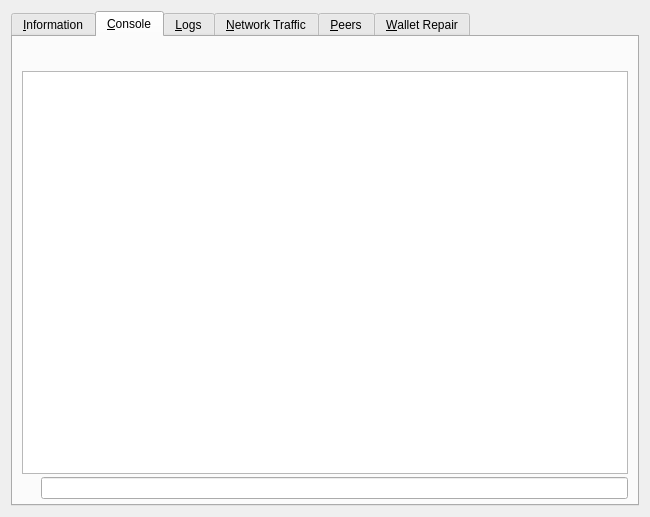
Above: src/qt/forms/rpcconsole.ui from ZENZO-Ecosystem/ZENZO-Core-Archive before the change. Below: the same form after it.
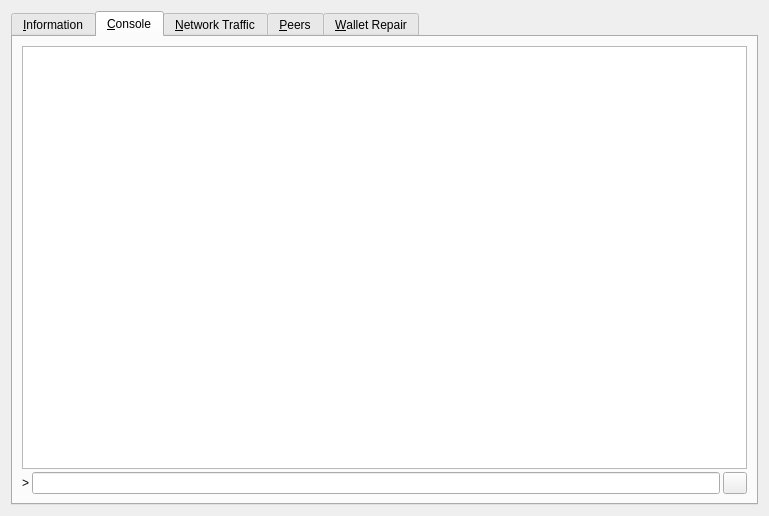
That is the form after the change. The open tabs and pages were chosen to show the change. Icons and pictures are not drawn. Custom widgets are drawn as their Qt base class.

What changed in the file:
```diff
--- a/src/qt/forms/rpcconsole.ui
+++ b/src/qt/forms/rpcconsole.ui
@@ -1,13 +1,13 @@
 <?xml version="1.0" encoding="UTF-8"?>
 <ui version="4.0">
  <class>RPCConsole</class>
- <widget class="QWidget" name="RPCConsole">
+ <widget class="QDialog" name="RPCConsole">
   <property name="geometry">
    <rect>
     <x>0</x>
     <y>0</y>
-    <width>650</width>
-    <height>517</height>
+    <width>769</width>
+    <height>516</height>
    </rect>
   </property>
   <property name="windowTitle">
@@ -377,90 +377,39 @@
        <property name="spacing">
         <number>3</number>
        </property>
-       <property name="bottomMargin">
-        <number>5</number>
-       </property>
+       <item>
+        <widget class="QTextEdit" name="messagesWidget">
+         <property name="minimumSize">
+          <size>
+           <width>0</width>
+           <height>100</height>
+          </size>
+         </property>
+         <property name="readOnly">
+          <bool>true</bool>
+         </property>
+         <property name="tabKeyNavigation" stdset="0">
+          <bool>false</bool>
+         </property>
+         <property name="columnCount" stdset="0">
+          <number>2</number>
+         </property>
+        </widget>
+       </item>
        <item>
         <layout class="QHBoxLayout" name="horizontalLayout">
          <property name="spacing">
-          <number>4</number>
+          <number>3</number>
          </property>
          <item>
-          <spacer name="horizontalSpacer">
-           <property name="orientation">
-            <enum>Qt::Horizontal</enum>
-           </property>
-           <property name="sizeHint" stdset="0">
-            <size>
-             <width>40</width>
-             <height>20</height>
-            </size>
-           </property>
-          </spacer>
-         </item>
-         <item>
-          <widget class="QPushButton" name="fontSmallerButton">
-           <property name="maximumSize">
-            <size>
-             <width>24</width>
-             <height>24</height>
-            </size>
-           </property>
-           <property name="toolTip">
-            <string>Decrease font size</string>
-           </property>
+          <widget class="QLabel" name="label">
            <property name="text">
-            <string/>
+            <string notr="true">&gt;</string>
            </property>
-           <property name="icon">
-            <iconset resource="../zenzo.qrc">
-             <normaloff>:/icons/fontsmaller</normaloff>:/icons/fontsmaller</iconset>
-           </property>
-           <property name="iconSize">
-            <size>
-             <width>24</width>
-             <height>16</height>
-            </size>
-           </property>
-           <property name="autoDefault">
-            <bool>false</bool>
-           </property>
-           <property name="flat">
-            <bool>true</bool>
-           </property>
           </widget>
          </item>
          <item>
-          <widget class="QPushButton" name="fontBiggerButton">
-           <property name="maximumSize">
-            <size>
-             <width>24</width>
-             <height>24</height>
-            </size>
-           </property>
-           <property name="toolTip">
-            <string>Increase font size</string>
-           </property>
-           <property name="text">
-            <string/>
-           </property>
-           <property name="icon">
-            <iconset resource="../zenzo.qrc">
-             <normaloff>:/icons/fontbigger</normaloff>:/icons/fontbigger</iconset>
-           </property>
-           <property name="iconSize">
-            <size>
-             <width>24</width>
-             <height>16</height>
-            </size>
-           </property>
-           <property name="autoDefault">
-            <bool>false</bool>
-           </property>
-           <property name="flat">
-            <bool>true</bool>
-           </property>
-          </widget>
+          <widget class="QLineEdit" name="lineEdit"/>
          </item>
          <item>
           <widget class="QPushButton" name="clearButton">
@@ -473,9 +422,6 @@
            <property name="toolTip">
             <string>Clear console</string>
            </property>
-           <property name="layoutDirection">
-            <enum>Qt::LeftToRight</enum>
-           </property>
            <property name="text">
             <string/>
            </property>
@@ -489,110 +435,9 @@
            <property name="autoDefault">
             <bool>false</bool>
            </property>
-           <property name="flat">
-            <bool>true</bool>
-           </property>
           </widget>
          </item>
         </layout>
-       </item>
-       <item>
-        <widget class="QTextEdit" name="messagesWidget">
-         <property name="minimumSize">
-          <size>
-           <width>0</width>
-           <height>100</height>
-          </size>
-         </property>
-         <property name="readOnly">
-          <bool>true</bool>
-         </property>
-         <property name="tabKeyNavigation" stdset="0">
-          <bool>false</bool>
-         </property>
-         <property name="columnCount" stdset="0">
-          <number>2</number>
-         </property>
-        </widget>
-       </item>
-       <item>
-        <layout class="QHBoxLayout" name="horizontalLayoutPrompt">
-         <property name="spacing">
-          <number>3</number>
-         </property>
-         <item>
-          <widget class="QPushButton" name="promptIcon">
-           <property name="enabled">
-            <bool>false</bool>
-           </property>
-           <property name="maximumSize">
-            <size>
-             <width>16</width>
-             <height>24</height>
-            </size>
-           </property>
-           <property name="text">
-            <string/>
-           </property>
-           <property name="icon">
-            <iconset resource="../zenzo.qrc">
-             <normaloff>:/icons/prompticon</normaloff>
-             <disabledoff>:/icons/prompticon</disabledoff>:/icons/prompticon</iconset>
-           </property>
-           <property name="iconSize">
-            <size>
-             <width>14</width>
-             <height>14</height>
-            </size>
-           </property>
-           <property name="autoDefault">
-            <bool>false</bool>
-           </property>
-           <property name="flat">
-            <bool>true</bool>
-           </property>
-          </widget>
-         </item>
-         <item>
-          <widget class="QLineEdit" name="lineEdit">
-           <property name="placeholderText">
-            <string/>
-           </property>
-          </widget>
-         </item>
-        </layout>
-       </item>
-      </layout>
-     </widget>
-     <widget class="QWidget" name="tab_logs">
-      <attribute name="title">
-       <string>&amp;Logs</string>
-      </attribute>
-      <layout class="QVBoxLayout" name="verticalLayout_3">
-       <property name="spacing">
-        <number>3</number>
-       </property>
-       <property name="bottomMargin">
-        <number>5</number>
-       </property>
-       <item>
-        <widget class="QTextEdit" name="logsWidget">
-         <property name="minimumSize">
-          <size>
-           <width>0</width>
-           <height>100</height>
-          </size>
-         </property>
-         <property name="readOnly">
-          <bool>true</bool>
-         </property>
-         <property name="tabKeyNavigation" stdset="0">
-          <bool>false</bool>
-         </property>
-         <property name="columnCount" stdset="0">
-          <number>2</number>
-         </property>
-        </widget>
        </item>
       </layout>
      </widget>
```
Left out of the diff: 115 changed lines with no effect on the pictures. Lines whose indentation alone changed are shown as unchanged.
